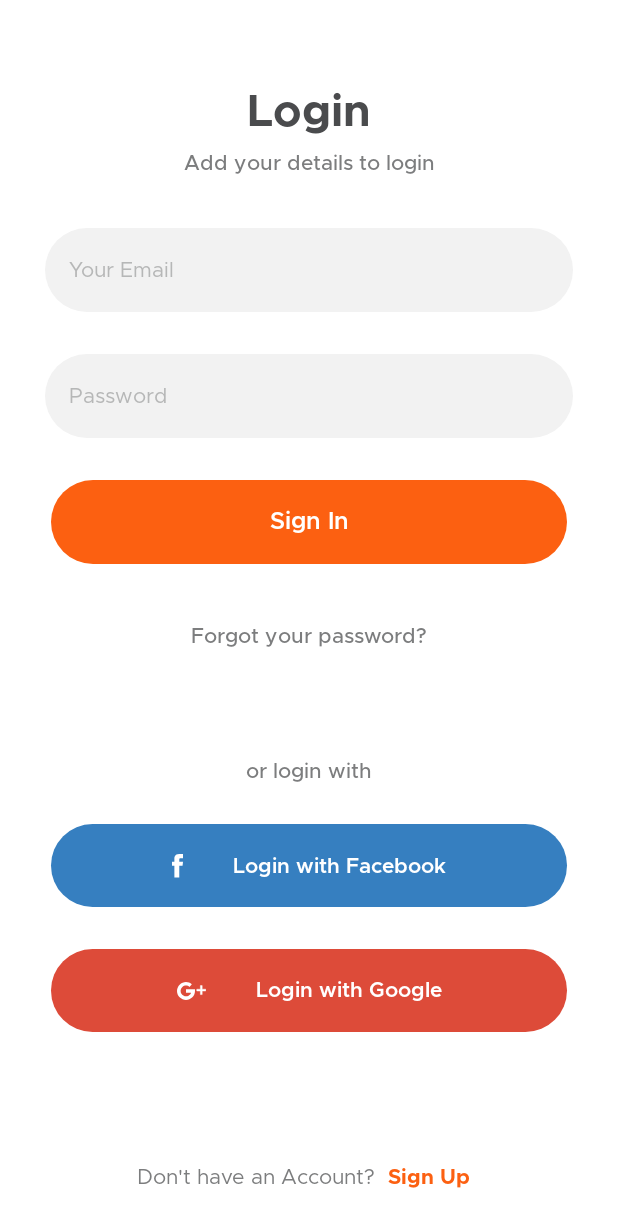
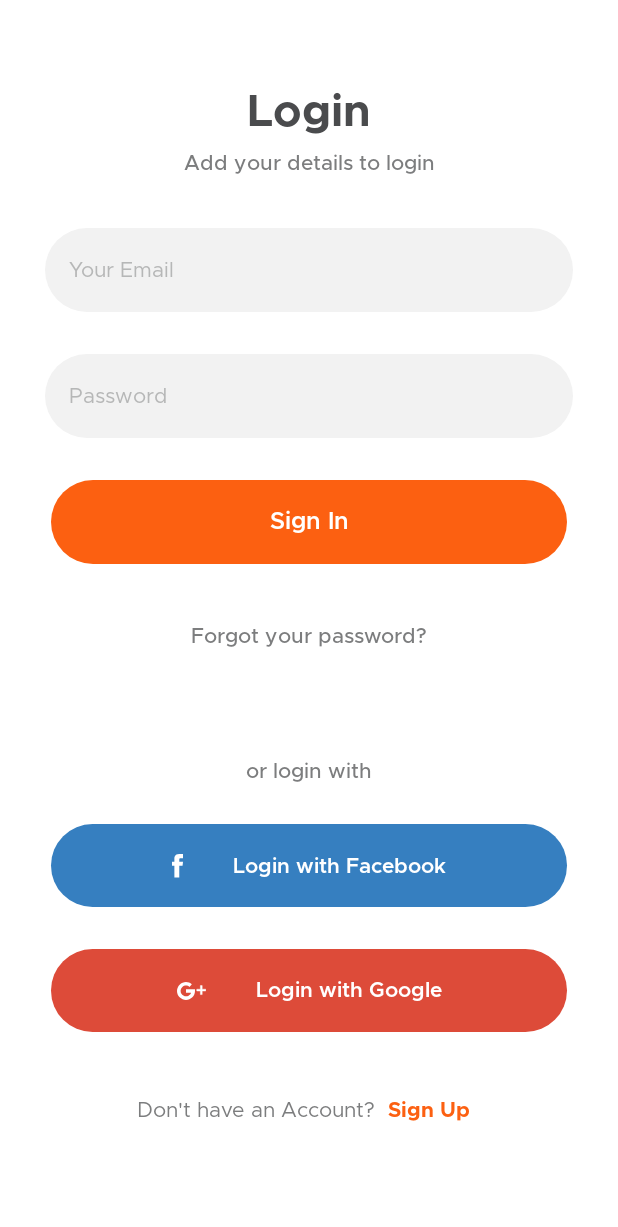
Before and after one commit to MahmoudRH/BahgatResturant, an Android app built with Jetpack Compose: the screen it shows after launch (MainActivity), after a tap on "Login", on a phone screen of 412 x 824 dp. Shown: the top 1227 px of the screen. Run offline under Robolectric (Android 15) with nearby library versions, the light colour scheme and no system bars; our stand-ins replace accompanist; libraries missing offline, so code that uses them is left out: com.google.accompanist.navigation.

Commit message:
splashScreen

```diff
--- a/app/src/main/java/com/mahmoudrh/bahgatresturant/NavigationManager.kt
+++ b/app/src/main/java/com/mahmoudrh/bahgatresturant/NavigationManager.kt
@@ -12,7 +12,16 @@ import com.mahmoudrh.bahgatresturant.ui.*
 @OptIn(ExperimentalAnimationApi::class)
 @Composable
 fun MyNavHost(navHostController: NavHostController) {
-    AnimatedNavHost(navController = navHostController, startDestination = "WelcomeScreen") {
+    AnimatedNavHost(navController = navHostController, startDestination = "SplashScreen") {
+        composable("SplashScreen") {
+            AnimatedSplashScreen(
+                navigateToWelcome = {
+                    navHostController.popBackStack()
+                    navHostController.navigate("WelcomeScreen")
+                }
+            )
+        }
+
         composable(route = "WelcomeScreen",
             popEnterTransition = {
                 slideInHorizontally(animationSpec = tween(300), initialOffsetX = { -300 }) + fadeIn(
--- a/app/src/main/java/com/mahmoudrh/bahgatresturant/ui/SignInScreen.kt
+++ b/app/src/main/java/com/mahmoudrh/bahgatresturant/ui/SignInScreen.kt
@@ -20,9 +20,8 @@ import com.mahmoudrh.bahgatresturant.ui.ui.theme.*
 
 @OptIn(ExperimentalComposeUiApi::class)
 @Composable
-fun SignInScreen(navigateToResetPasswordScreen:()->Unit, navigateToSignUpScreen:()->Unit) {
+fun SignInScreen(navigateToResetPasswordScreen: () -> Unit, navigateToSignUpScreen: () -> Unit) {
     BahgatResturantTheme {
-        Box(Modifier.fillMaxSize()) {
         Column(
             modifier = Modifier
                 .fillMaxWidth()
@@ -102,11 +101,10 @@ fun SignInScreen(navigateToResetPasswordScreen:()->Unit, navigateToSignUpScreen:
                 modifier = Modifier.padding(horizontal = 34.dp),
                 color = red
             ) {}
-            }
+            Spacer(modifier = Modifier.height(28.dp))
             Footer(
                 text = "Don't have an Account?",
                 textButton = "Sign Up",
-                modifier = Modifier.align(Alignment.BottomCenter)
             ) {
                 navigateToSignUpScreen()
             }
--- a/app/src/main/java/com/mahmoudrh/bahgatresturant/ui/SignUpScreen.kt
+++ b/app/src/main/java/com/mahmoudrh/bahgatresturant/ui/SignUpScreen.kt
@@ -20,7 +20,6 @@ import com.mahmoudrh.bahgatresturant.ui.ui.theme.*
 @Composable
 fun SignUpScreen(navigateToSignInScreen: () -> Unit) {
     BahgatResturantTheme {
-        Box(Modifier.fillMaxSize()) {
         Column(
             modifier = Modifier
                 .fillMaxWidth()
@@ -65,15 +64,15 @@ fun SignUpScreen(navigateToSignInScreen: () -> Unit) {
             )
             Spacer(modifier = Modifier.height(28.dp))
             FilledButton(text = "Sign Up", modifier = Modifier.padding(horizontal = 34.dp)) {}
-            }
+            Spacer(modifier = Modifier.height(28.dp))
             Footer(
                 text = "Already have an Account?",
                 textButton = "Login",
-                modifier = Modifier.align(Alignment.BottomCenter)
             ) {
                 navigateToSignInScreen()
             }
         }
 
     }
+
 }
--- /dev/null
+++ b/app/src/main/java/com/mahmoudrh/bahgatresturant/ui/SplashScreen.kt
@@ -0,0 +1,87 @@
+package com.mahmoudrh.bahgatresturant.ui
+
+import androidx.compose.animation.core.animateFloatAsState
+import androidx.compose.animation.core.tween
+import androidx.compose.foundation.Image
+import androidx.compose.foundation.layout.Box
+import androidx.compose.foundation.layout.Column
+import androidx.compose.foundation.layout.fillMaxSize
+import androidx.compose.foundation.layout.padding
+import androidx.compose.material.Text
+import androidx.compose.runtime.*
+import androidx.compose.ui.Alignment
+import androidx.compose.ui.Modifier
+import androidx.compose.ui.graphics.BlendMode.Companion.Screen
+import androidx.compose.ui.res.painterResource
+import androidx.compose.ui.text.SpanStyle
+import androidx.compose.ui.text.TextStyle
+import androidx.compose.ui.text.buildAnnotatedString
+import androidx.compose.ui.text.font.FontWeight
+import androidx.compose.ui.text.withStyle
+import androidx.compose.ui.unit.dp
+import androidx.compose.ui.unit.sp
+import com.mahmoudrh.bahgatresturant.R
+import com.mahmoudrh.bahgatresturant.ui.ui.theme.*
+import kotlinx.coroutines.delay
+
+@Composable
+fun AnimatedSplashScreen(navigateToWelcome: () -> Unit) {
+    var startAnimation by remember { mutableStateOf(false) }
+    val alphaAnim = animateFloatAsState(
+        targetValue = if (startAnimation) 1f else 0f,
+        animationSpec = tween(
+            durationMillis = 3000
+        )
+    )
+
+    LaunchedEffect(key1 = true) {
+        startAnimation = true
+        delay(3000)
+        navigateToWelcome()
+    }
+    SplashScreen(alpha = alphaAnim.value)
+}
+
+@Composable
+fun SplashScreen(alpha: Float) {
+    BahgatResturantTheme {
+        Box() {
+            Image(
+                painter = painterResource(id = R.drawable.splash_background),
+                contentDescription = null,
+                Modifier.fillMaxSize()
+            )
+            Column(modifier = Modifier.align(Alignment.Center), horizontalAlignment = Alignment.CenterHorizontally) {
+                Image(painter = painterResource(id = R.drawable.ic_logo), contentDescription = null)
+                Text(
+                    text = buildAnnotatedString {
+                        withStyle(
+                            style = SpanStyle(
+                                color = orange,
+                            )
+                        ) {
+                            append("Bahgat ")
+                        }
+                        append("Restaurant")
+                    },
+                    style = TextStyle(
+                        color = primaryFontColor,
+                        fontFamily = cabinFontFamily,
+                        fontSize = 30.sp,
+                        fontWeight = FontWeight.Bold
+                    ),
+                    modifier = Modifier.padding(top = 13.dp)
+                )
+                Text(
+                    text = "FOOD DELIVERY", style = TextStyle(
+                        color = primaryFontColor,
+                        fontFamily = metropolisFontFamily,
+                        fontSize = 10.sp,
+                        fontWeight = FontWeight.Light
+                    ),
+                    modifier = Modifier.padding(top = 5.dp)
+                )
+            }
+        }
+    }
+}
--- a/app/src/main/java/com/mahmoudrh/bahgatresturant/ui/UiComponents.kt
+++ b/app/src/main/java/com/mahmoudrh/bahgatresturant/ui/UiComponents.kt
@@ -173,9 +173,9 @@ fun AppTextField(
 }
 
 @Composable
-fun Footer(modifier: Modifier = Modifier, text: String, textButton: String, onClick: () -> Unit) {
+fun Footer(text: String, textButton: String, onClick: () -> Unit) {
     Row(
-        modifier
+        Modifier
             .fillMaxWidth()
             .padding(bottom = 15.dp),
         horizontalArrangement = Arrangement.Center,
```
Lines whose indentation alone changed are shown as unchanged.
